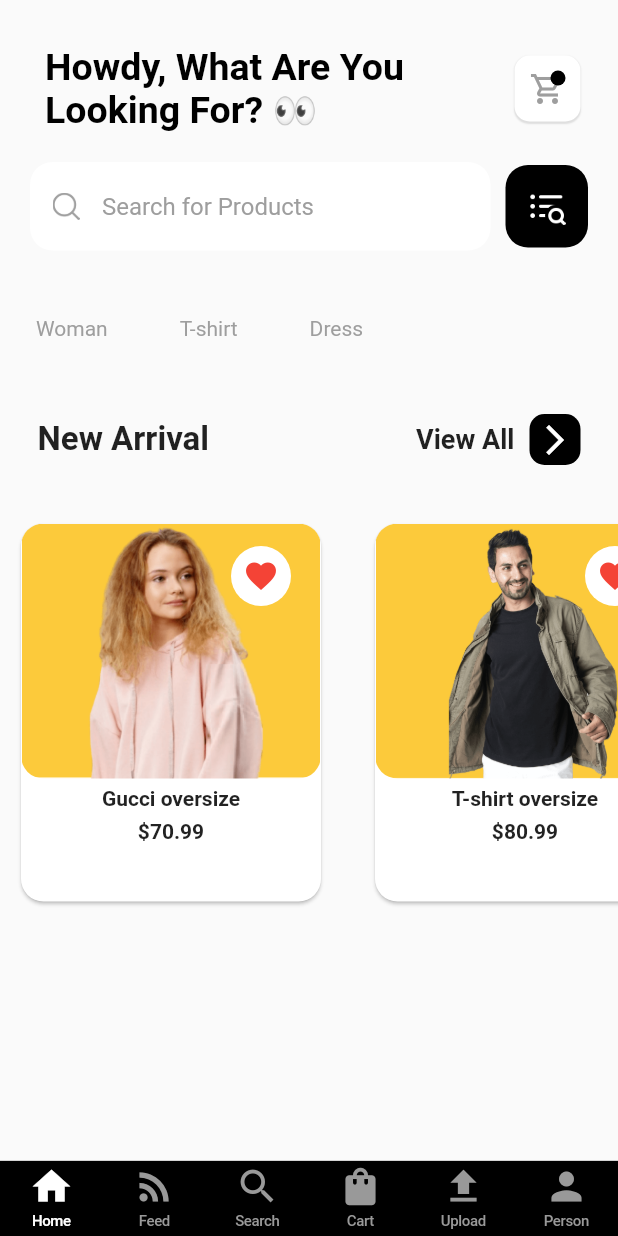
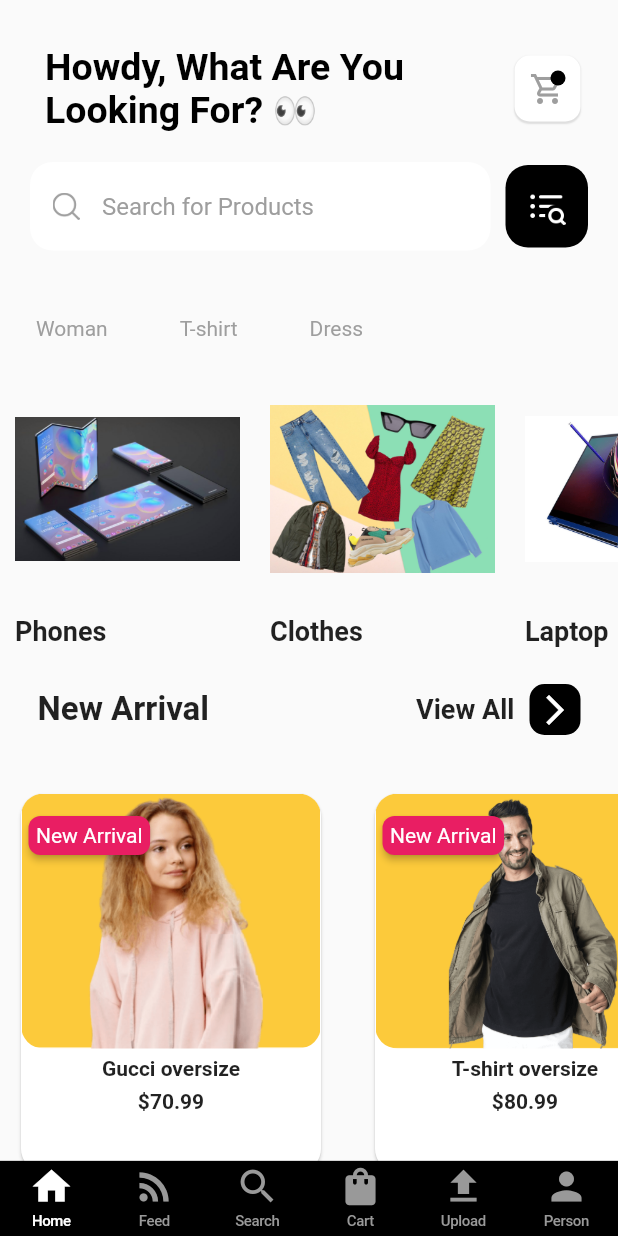
Before and after one commit to AyushKasera/ecommerce_app, a Flutter app: the screen it shows after launch, on a phone screen of 412 x 824 dp. Run offline on Flutter 3.47's test engine with Material 2 defaults, Android fonts, the phone set to English and light mode, and no system bars; drawn by our look-alikes of badges; our stand-ins replace cloud_firestore, firebase_auth, firebase_core, firebase_storage, image_picker; accounts and stored records are empty.

Commit message:
Category

```diff
--- a/lib/views/screens/home_screen.dart
+++ b/lib/views/screens/home_screen.dart
@@ -1,4 +1,5 @@
 import 'package:ecommerce_app/views/screens/widget/all_products.dart';
+import 'package:ecommerce_app/views/screens/widget/category.dart';
 import 'package:ecommerce_app/views/screens/widget/category_list.dart';
 import 'package:ecommerce_app/views/screens/widget/customApp_bar.dart';
 import 'package:ecommerce_app/views/screens/widget/search_input.dart';
@@ -11,15 +12,18 @@ class HomeScreen extends StatelessWidget {
   @override
   Widget build(BuildContext context) {
     return Scaffold(
-        body: Column(
+        body: SingleChildScrollView(
+      child: Column(
         crossAxisAlignment: CrossAxisAlignment.start,
         children: [
           CustomAppBar(),
           SearchInput(),
           TagList(),
+          Category(),
           CategoryList(),
           AllProducts(),
         ],
+      ),
     ));
   }
 }
--- /dev/null
+++ b/lib/views/screens/widget/Category.dart
@@ -0,0 +1,20 @@
+import 'package:ecommerce_app/views/screens/widget/category_item.dart';
+import 'package:flutter/material.dart';
+
+class Category extends StatelessWidget {
+  const Category({Key? key}) : super(key: key);
+
+  @override
+  Widget build(BuildContext context) {
+    return Container(
+      height: 180,
+      width: double.infinity,
+      child: ListView.builder(
+        scrollDirection: Axis.horizontal,
+        itemCount: 5,
+        itemBuilder: (BuildContext context, int index) =>
+            CategoryItem(index: index),
+      ),
+    );
+  }
+}
--- /dev/null
+++ b/lib/views/screens/widget/category_item.dart
@@ -0,0 +1,62 @@
+import 'package:flutter/material.dart';
+
+class CategoryItem extends StatelessWidget {
+  final int index;
+  List<Map<String, Object>> categories = [
+    {
+      'categoryName': 'Phones',
+      'categoryImage': 'assets/images/CatPhones.png',
+    },
+    {
+      'categoryName': 'Clothes',
+      'categoryImage': 'assets/images/CatClothes.jpg',
+    },
+    {
+      'categoryName': 'Laptop',
+      'categoryImage': 'assets/images/CatLaptops.png',
+    },
+    {
+      'categoryName': 'Shoes',
+      'categoryImage': 'assets/images/CatShoes.jpg',
+    },
+    {
+      'categoryName': 'Watches',
+      'categoryImage': 'assets/images/CatWatches.jpg',
+    },
+  ];
+
+  CategoryItem({super.key, required this.index});
+  @override
+  Widget build(BuildContext context) {
+    return Stack(
+      children: [
+        Container(
+          margin: EdgeInsets.symmetric(
+            horizontal: 10,
+          ),
+          width: 150,
+          height: 150,
+          decoration: BoxDecoration(
+            borderRadius: BorderRadius.circular(
+              10,
+            ),
+            image: DecorationImage(
+              image: AssetImage('${categories[index]['categoryImage']}'),
+            ),
+          ),
+        ),
+        Positioned(
+          right: 10,
+          left: 10,
+          bottom: 0,
+          child: Container(
+            child: Text(
+              '${categories[index]['categoryName']}',
+              style: TextStyle(fontSize: 18, fontWeight: FontWeight.bold),
+            ),
+          ),
+        ),
+      ],
+    );
+  }
+}
--- a/lib/views/screens/widget/produts.dart
+++ b/lib/views/screens/widget/produts.dart
@@ -1,3 +1,4 @@
+import 'package:badges/badges.dart';
 import 'package:ecommerce_app/views/screens/detail/detail_page.dart';
 import 'package:flutter/material.dart';
 
@@ -39,18 +40,15 @@ class ProductItem extends StatelessWidget {
                   ),
                 ),
                 Positioned(
-                  right: 20,
+                  left: 5,
                   top: 15,
-                  child: Container(
-                    padding: EdgeInsets.all(8),
-                    decoration: BoxDecoration(
-                      color: Colors.white,
-                      shape: BoxShape.circle,
-                    ),
-                    child: Icon(
-                      Icons.favorite,
-                      color: Colors.red,
-                    ),
+                  child: Badge(
+                    toAnimate: true,
+                    shape: BadgeShape.square,
+                    badgeColor: Colors.pink,
+                    borderRadius: BorderRadius.circular(8),
+                    badgeContent: Text('New Arrival',
+                        style: TextStyle(color: Colors.white)),
                   ),
                 )
               ],
--- a/pubspec.yaml
+++ b/pubspec.yaml
@@ -40,6 +40,7 @@ dependencies:
   firebase_core: ^1.17.1
   image_picker: ^0.8.5+3
   provider: ^6.0.3
+  badges: ^2.0.3
 
 dev_dependencies:
   flutter_test:
```
Also changed, not shown: lib/models/products.dart (added, +18 -0 lines), lib/views/screens/feeds_screen.dart (+20 -1 lines), lib/views/screens/widget/feed_products.dart (added, +68 -0 lines), pubspec.lock. Lines whose indentation alone changed are shown as unchanged.
